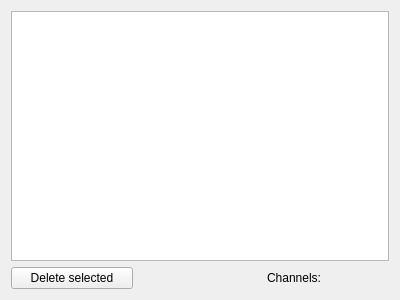
First picture: the form in stplot-gui/widgets/ChannelsList/channels.ui, repository Sanya-123/STplot, before the edit.
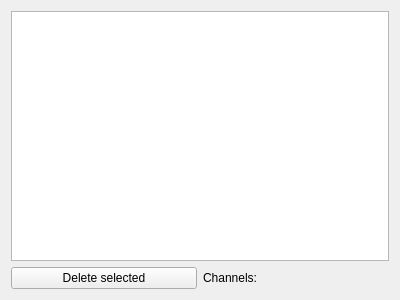
Second picture: the form after the edit.

The edit to the form file:
```diff
--- a/stplot-gui/widgets/ChannelsList/channels.ui
+++ b/stplot-gui/widgets/ChannelsList/channels.ui
@@ -14,6 +14,13 @@
    <string>Form</string>
   </property>
   <layout class="QGridLayout" name="gridLayout">
+   <item row="1" column="1">
+    <widget class="QLabel" name="label">
+     <property name="text">
+      <string>Channels:</string>
+     </property>
+    </widget>
+   </item>
    <item row="1" column="0">
     <widget class="QPushButton" name="pushButton">
      <property name="text">
@@ -21,15 +28,8 @@
      </property>
     </widget>
    </item>
-   <item row="1" column="2">
-    <widget class="QLabel" name="label">
-     <property name="text">
-      <string>Channels:</string>
-     </property>
-    </widget>
-   </item>
-   <item row="0" column="0" colspan="3">
-    <widget class="QTableView" name="tableView"/>
+   <item row="0" column="0" colspan="2">
+    <widget class="QTreeView" name="treeView"/>
    </item>
   </layout>
  </widget>
```
